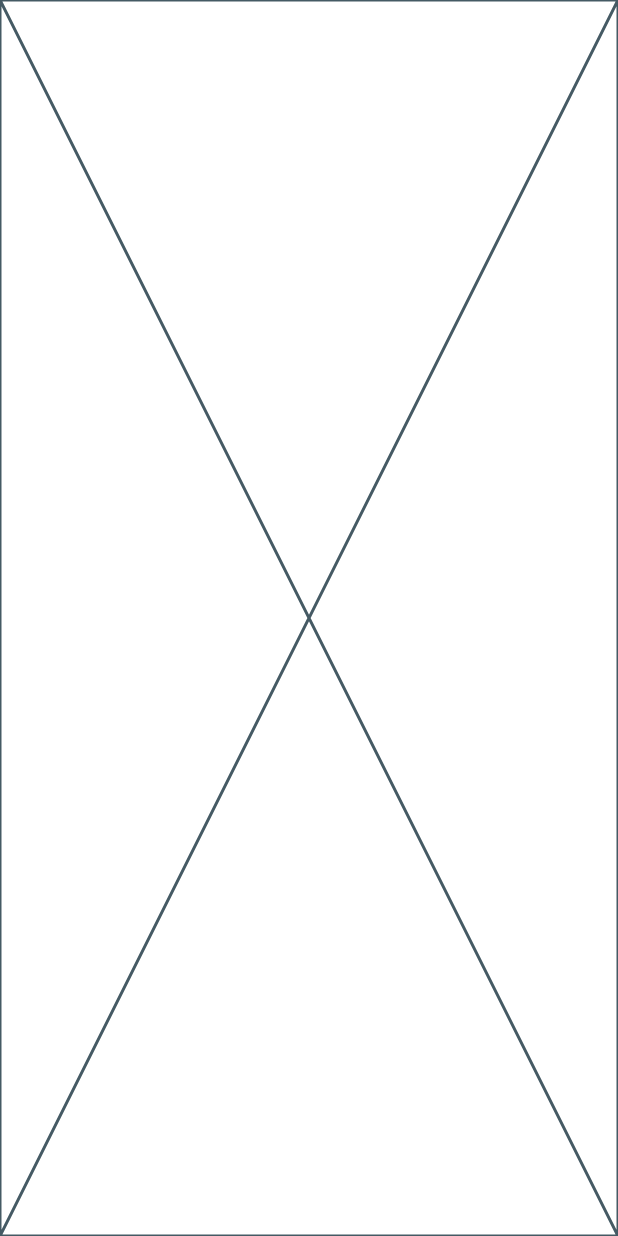
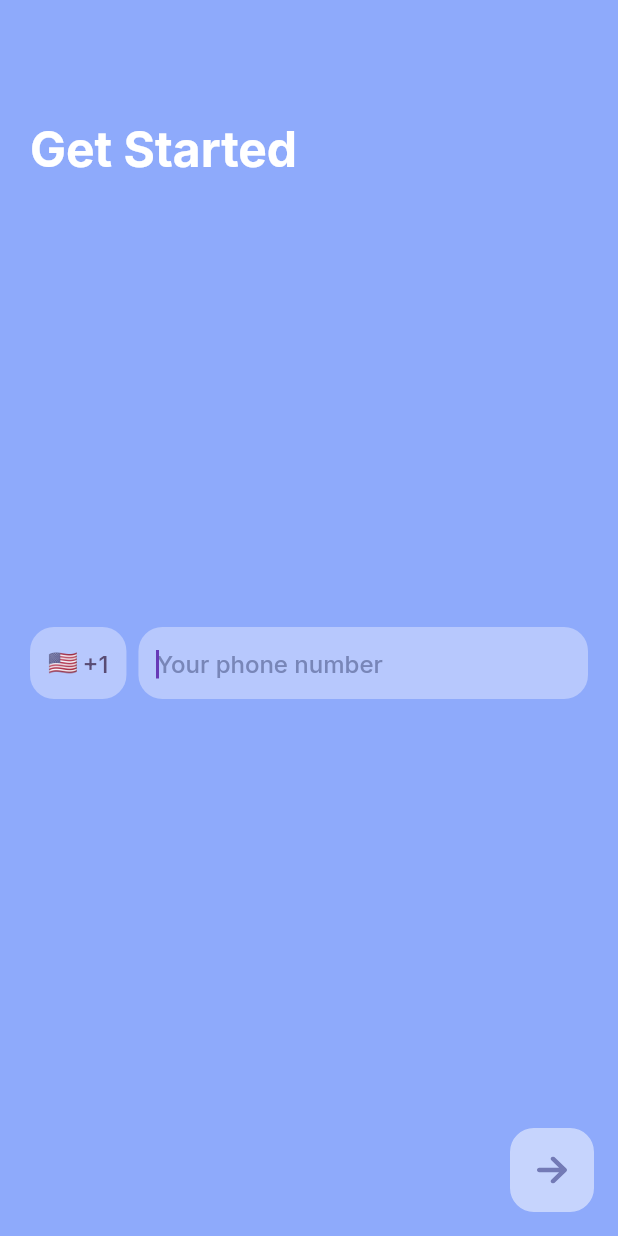
Before and after one commit to wuffeel/phone_test_task, a Flutter app: the screen it shows after launch, on a phone screen of 412 x 824 dp. Run offline on Flutter 3.47's test engine with Material 2 defaults, Android fonts, the phone set to English and light mode, and no system bars; our stand-ins replace flutter_svg, google_fonts, mask_text_input_formatter.

Commit message:
Add main page UI elements

```diff
--- a/lib/main.dart
+++ b/lib/main.dart
@@ -8,15 +8,14 @@ void main() {
 class MyApp extends StatelessWidget {
   const MyApp({super.key});
 
-  // This widget is the root of your application.
   @override
   Widget build(BuildContext context) {
     return MaterialApp(
-      title: 'Flutter Demo',
+      title: 'Test task',
       theme: ThemeData(
-        primarySwatch: Colors.blue,
+        primarySwatch: Colors.deepPurple
       ),
-        home: const MainPage(),
+      home: const MainPage(),
     );
   }
 }
--- a/lib/screens/main_page.dart
+++ b/lib/screens/main_page.dart
@@ -1,10 +1,95 @@
 import 'package:flutter/material.dart';
+import 'package:flutter_svg/flutter_svg.dart';
+import 'package:google_fonts/google_fonts.dart';
+import 'package:phone_test_task/widgets/country_code_container.dart';
+import 'package:phone_test_task/widgets/phone_input_field.dart';
 
-class MainPage extends StatelessWidget {
+class MainPage extends StatefulWidget {
   const MainPage({Key? key}) : super(key: key);
 
   @override
+  State<MainPage> createState() => _MainPageState();
+}
+
+class _MainPageState extends State<MainPage> {
+  bool _isFabEnabled = false;
+
+  @override
   Widget build(BuildContext context) {
-    return const Placeholder();
+    return Scaffold(
+      backgroundColor: const Color.fromRGBO(142, 170, 251, 1),
+      body: Padding(
+        padding: const EdgeInsets.only(
+          top: 80.0,
+          left: 20.0,
+          right: 20.0,
+          bottom: 20.0,
+        ),
+        child: Stack(
+          children: <Widget>[
+            Text(
+              'Get Started',
+              style: GoogleFonts.inter(
+                fontSize: 32,
+                fontWeight: FontWeight.w700,
+                color: Colors.white,
+              ),
+            ),
+            Center(
+              child: Row(
+                children: <Widget>[
+                  Padding(
+                    padding: const EdgeInsets.only(right: 8.0),
+                    child: CountryCodeContainer(
+                      onPressed: () {},
+                      countryFlag: '🇺🇸',
+                      countryCode: '+1',
+                    ),
+                  ),
+                  Expanded(
+                    child: PhoneInputField(
+                        mask: '(###) ###-##-##',
+                        filter: {'#': RegExp(r'\d')},
+                        onChanged: (unmaskedText) {
+                          setState(() {
+                            _isFabEnabled = unmaskedText.length == 10;
+                          });
+                        }),
+                  ),
+                ],
+              ),
+            ),
+          ],
+        ),
+      ),
+      floatingActionButton: AnimatedOpacity(
+        opacity: _isFabEnabled ? 1.0 : 0.5,
+        duration: const Duration(milliseconds: 300),
+        child: FloatingActionButton(
+          onPressed: _isFabEnabled ? () {} : null,
+          backgroundColor: Colors.white,
+          elevation: 0,
+          child: Container(
+            alignment: Alignment.center,
+            decoration: BoxDecoration(
+              color: Colors.white,
+              boxShadow: _isFabEnabled
+                  ? [
+                      BoxShadow(
+                        color: Colors.black.withOpacity(0.15),
+                        blurRadius: 12,
+                        offset: const Offset(0, 2),
+                      )
+                    ]
+                  : null,
+              borderRadius: BorderRadius.circular(16),
+            ),
+            child: SvgPicture.asset(
+              'assets/arrow_right.svg',
+            ),
+          ),
+        ),
+      ),
+    );
   }
 }
--- /dev/null
+++ b/lib/widgets/country_code_container.dart
@@ -0,0 +1,53 @@
+import 'package:flutter/material.dart';
+import 'package:google_fonts/google_fonts.dart';
+
+class CountryCodeContainer extends StatelessWidget {
+  final VoidCallback onPressed;
+  final String countryFlag;
+  final String countryCode;
+
+  const CountryCodeContainer({
+    Key? key,
+    required this.onPressed,
+    required this.countryFlag,
+    required this.countryCode,
+  }) : super(key: key);
+
+  @override
+  Widget build(BuildContext context) {
+    return InkWell(
+      onTap: onPressed,
+      child: Container(
+        height: 48,
+        decoration: BoxDecoration(
+            borderRadius: BorderRadius.circular(16),
+            color: const Color.fromRGBO(244, 245, 255, 0.4)),
+        child: Padding(
+          padding: const EdgeInsets.symmetric(
+            horizontal: 12.0,
+            vertical: 14.0,
+          ),
+          child: Row(
+            children: <Widget>[
+              Padding(
+                padding: const EdgeInsets.only(right: 3.0),
+                child: Text(
+                  countryFlag,
+                  style: GoogleFonts.inter(fontSize: 16),
+                ),
+              ),
+              Text(
+                countryCode,
+                style: GoogleFonts.inter(
+                  fontSize: 16,
+                  fontWeight: FontWeight.w500,
+                  color: const Color.fromRGBO(89, 76, 116, 1),
+                ),
+              ),
+            ],
+          ),
+        ),
+      ),
+    );
+  }
+}
--- /dev/null
+++ b/lib/widgets/phone_input_field.dart
@@ -0,0 +1,69 @@
+import 'package:flutter/material.dart';
+import 'package:google_fonts/google_fonts.dart';
+import 'package:mask_text_input_formatter/mask_text_input_formatter.dart';
+
+class PhoneInputField extends StatefulWidget {
+  final String mask;
+  final Map<String, RegExp> filter;
+  final void Function(String) onChanged;
+
+  const PhoneInputField({
+    Key? key,
+    required this.mask,
+    required this.filter,
+    required this.onChanged,
+  }) : super(key: key);
+
+  @override
+  State<PhoneInputField> createState() => _PhoneInputFieldState();
+}
+
+class _PhoneInputFieldState extends State<PhoneInputField> {
+  late final MaskTextInputFormatter _maskFormatter;
+
+  @override
+  void initState() {
+    super.initState();
+    _maskFormatter = MaskTextInputFormatter(
+      mask: widget.mask,
+      filter: widget.filter,
+    );
+  }
+
+  @override
+  Widget build(BuildContext context) {
+    return Container(
+      height: 48,
+      decoration: BoxDecoration(
+        borderRadius: BorderRadius.circular(16),
+        color: const Color.fromRGBO(244, 245, 255, 0.4),
+      ),
+      child: TextField(
+        onChanged: (_) {
+          widget.onChanged(_maskFormatter.getUnmaskedText());
+        },
+        autofocus: true,
+        decoration: InputDecoration(
+          hintText: 'Your phone number',
+          hintStyle: GoogleFonts.inter(
+            fontSize: 16,
+            fontWeight: FontWeight.w500,
+            color: const Color.fromRGBO(120, 134, 184, 1),
+          ),
+          labelStyle: GoogleFonts.inter(
+            fontSize: 16,
+            fontWeight: FontWeight.w500,
+            color: const Color.fromRGBO(89, 76, 116, 1),
+          ),
+          border: InputBorder.none,
+          contentPadding: const EdgeInsets.symmetric(
+            horizontal: 12.0,
+            vertical: 14.0,
+          ),
+        ),
+        inputFormatters: [_maskFormatter],
+        keyboardType: TextInputType.phone,
+      ),
+    );
+  }
+}
--- a/pubspec.yaml
+++ b/pubspec.yaml
@@ -12,6 +12,9 @@ dependencies:
     sdk: flutter
 
   cupertino_icons: ^1.0.2
+  flutter_svg: ^2.0.4
+  mask_text_input_formatter: ^2.4.0
+  google_fonts: ^4.0.3
 
 dev_dependencies:
   flutter_test:
@@ -20,5 +23,7 @@ dev_dependencies:
   flutter_lints: ^2.0.0
 
 flutter:
+  assets:
+    - assets/arrow_right.svg
 
   uses-material-design: true
```
Also changed, not shown: assets/arrow_right.svg (added), pubspec.lock.
